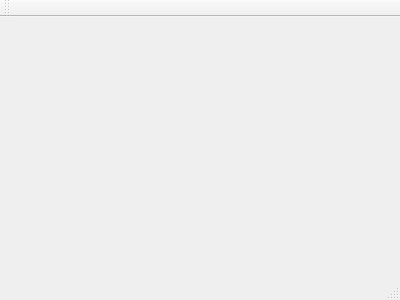
The window that mainwindow.ui (LisaHennebelle/CppProject) describes before a commit, drawn with Qt 5.
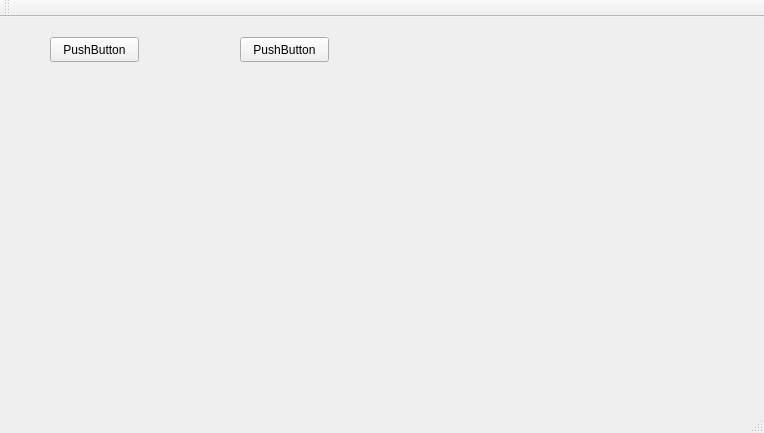
The same window after the commit.

Patch:
```diff
--- a/mainwindow.ui
+++ b/mainwindow.ui
@@ -1,24 +1,66 @@
 <ui version="4.0">
  <class>MainWindow</class>
- <widget class="QMainWindow" name="MainWindow" >
-  <property name="geometry" >
+ <widget class="QMainWindow" name="MainWindow">
+  <property name="geometry">
    <rect>
     <x>0</x>
     <y>0</y>
-    <width>400</width>
-    <height>300</height>
+    <width>764</width>
+    <height>433</height>
    </rect>
   </property>
   <property name="windowTitle" >
    <string>MainWindow</string>
   </property>
-  <widget class="QMenuBar" name="menuBar" />
-  <widget class="QToolBar" name="mainToolBar" />
-  <widget class="QWidget" name="centralWidget" />
-  <widget class="QStatusBar" name="statusBar" />
+  <widget class="QWidget" name="centralWidget">
+   <widget class="QPushButton" name="pushButton">
+    <property name="geometry">
+     <rect>
+      <x>50</x>
+      <y>20</y>
+      <width>89</width>
+      <height>25</height>
+     </rect>
+    </property>
+    <property name="text">
+     <string>PushButton</string>
+    </property>
+   </widget>
+   <widget class="QPushButton" name="pushButton_2">
+    <property name="geometry">
+     <rect>
+      <x>240</x>
+      <y>20</y>
+      <width>89</width>
+      <height>25</height>
+     </rect>
+    </property>
+    <property name="text">
+     <string>PushButton</string>
+    </property>
+   </widget>
+  </widget>
+  <widget class="QMenuBar" name="menuBar">
+   <property name="geometry">
+    <rect>
+     <x>0</x>
+     <y>0</y>
+     <width>764</width>
+     <height>22</height>
+    </rect>
+   </property>
+  </widget>
+  <widget class="QToolBar" name="mainToolBar">
+   <attribute name="toolBarArea">
+    <enum>TopToolBarArea</enum>
+   </attribute>
+   <attribute name="toolBarBreak">
+    <bool>false</bool>
+   </attribute>
+  </widget>
+  <widget class="QStatusBar" name="statusBar"/>
  </widget>
- <layoutDefault spacing="6" margin="11" />
- <pixmapfunction></pixmapfunction>
+ <layoutdefault spacing="6" margin="11"/>
  <resources/>
  <connections/>
 </ui>
```
Left out of the diff: 3 changed lines with no effect on the pictures.
